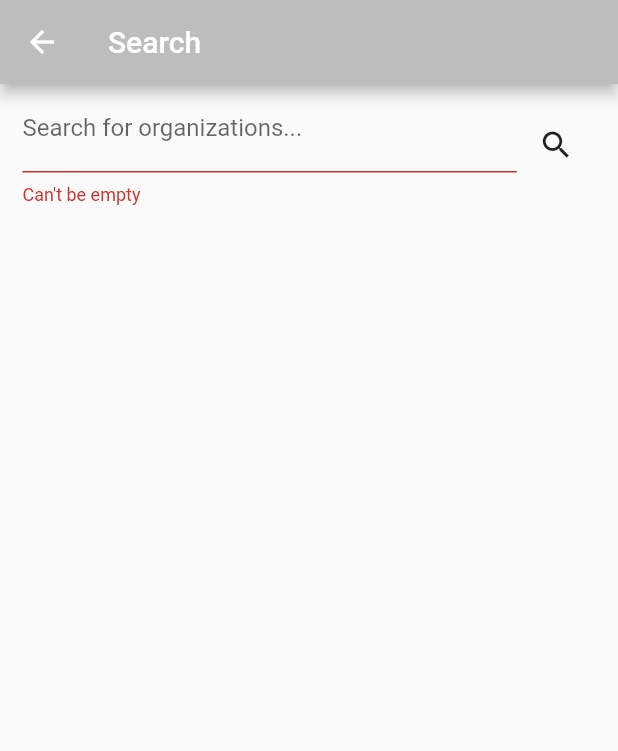
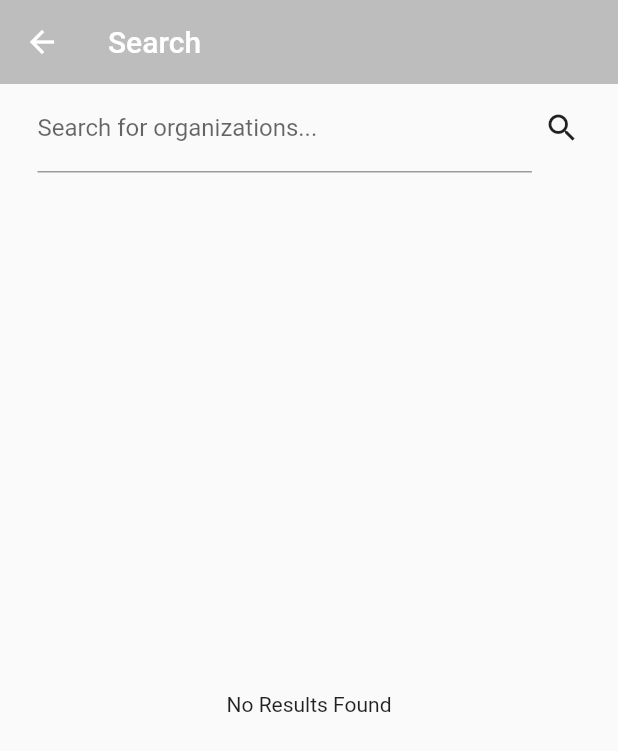
Before and after one commit to JZ-Jun/impact_chodi, a Flutter app: the ForYouScreen screen opened directly, after a tap on the "search" icon, on a phone screen of 412 x 824 dp. Shown: the top 751 px of the screen. Run offline on Flutter 3.47's test engine with Material 2 defaults, Android fonts, the light colour scheme and no system bars; our stand-ins replace cached_network_image, cloud_firestore, firebase_auth, firebase_core, firebase_storage, flutter_svg and 6 more; accounts and stored records are empty.

Commit message:
Search Function in For You

```diff
--- a/chodi_foryou_2022/chodi_login-format2022-main/chodi_login/lib/screens/foryou/for_you_screen.dart
+++ b/chodi_foryou_2022/chodi_login-format2022-main/chodi_login/lib/screens/foryou/for_you_screen.dart
@@ -193,7 +193,7 @@ class _ForYouScreenState extends State<ForYouScreen> {
                         height: 150,
                         child: ListView.builder(
                             itemBuilder: (context, index) {
-                              return buildItem(index, ngoList[index]);
+                              return buildItem(ngoList[index]);
                             },
                             itemCount: ngoList.length,
                             scrollDirection: Axis.horizontal),
@@ -232,7 +232,7 @@ class _ForYouScreenState extends State<ForYouScreen> {
                         height: 150,
                         child: ListView.builder(
                             itemBuilder: (context, index) {
-                              return buildItem(index, ngoList[index]);
+                              return buildItem(ngoList[index]);
                             },
                             itemCount: ngoList.length,
                             scrollDirection: Axis.horizontal),
@@ -262,7 +262,7 @@ class _ForYouScreenState extends State<ForYouScreen> {
         });
   }
 
-  buildItem(int index, NonProfitOrg ngo) {
+  buildItem(NonProfitOrg ngo) {
     return GestureDetector(
         onTap: () {
           Navigator.push(context, MaterialPageRoute(builder: (context) {
--- a/chodi_foryou_2022/chodi_login-format2022-main/chodi_login/lib/screens/foryou/search_page.dart
+++ b/chodi_foryou_2022/chodi_login-format2022-main/chodi_login/lib/screens/foryou/search_page.dart
@@ -2,10 +2,9 @@ import 'dart:developer';
 
 import 'package:cached_network_image/cached_network_image.dart';
 import 'package:flutter/material.dart';
-import 'package:firestore_search/firestore_search.dart';
-
 import 'package:flutter_chodi_app/models/nonprofit_organization.dart';
 import 'package:flutter_chodi_app/screens/foryou/detail_page.dart';
+import 'package:fluttertoast/fluttertoast.dart';
 
 class search_page extends StatefulWidget {
   List<NonProfitOrg> ngoList = [];
@@ -20,16 +19,9 @@ class search_page extends StatefulWidget {
 // ignore: camel_case_types
 class search_page_state extends State<search_page> {
   final _searchController = TextEditingController();
+  final scrollController = ScrollController();
+
   List<NonProfitOrg> searchList = []; //include only search results
-
-  String? get _errorText {
-    final text = _searchController.value.text;
-
-    if (text.isEmpty) {
-      return 'Can\'t be empty';
-    }
-    return null;
-  }
 
   @override
   void initState() {
@@ -38,73 +30,20 @@ class search_page_state extends State<search_page> {
 
   @override
   Widget build(BuildContext context) {
-    /*
-    return FirestoreSearchScaffold(
-      firestoreCollectionName: 'Nonprofits',
-      searchBy: 'Name',
-      scaffoldBody: const Center(child: Text("No results")),
-      dataListFromSnapshot: NonProfitOrg().dataListFromSnapshot,
-      builder: (context, snapshot) {
-        if (snapshot.hasData) {
-          final List<NonProfitOrg>? dataList = snapshot.data;
-          if (dataList!.isEmpty) {
-            return const Center(
-              child: Text('No Results Returned'),
-            );
-          }
-          return ListView.builder(
-              itemCount: dataList.length,
-              itemBuilder: (context, index) {
-                final NonProfitOrg data = dataList[index];
-
-                return Column(
-                  mainAxisSize: MainAxisSize.min,
-                  mainAxisAlignment: MainAxisAlignment.center,
-                  crossAxisAlignment: CrossAxisAlignment.start,
-                  children: [
-                    Padding(
-                      padding: const EdgeInsets.all(8.0),
-                      child: Text(
-                        data.name!,
-                        style: Theme.of(context).textTheme.headline6,
-                      ),
-                    ),
-                    Padding(
-                      padding: const EdgeInsets.only(
-                          bottom: 8.0, left: 8.0, right: 8.0),
-                      child: Text('add data',
-                          style: Theme.of(context).textTheme.bodyText1),
-                    )
-                  ],
-                );
-              });
-        }
-
-        if (snapshot.connectionState == ConnectionState.done) {
-          if (!snapshot.hasData) {
-            return const Center(
-              child: Text('No Results Returned'),
-            );
-          }
-        }
-        return const Center(
-          child: CircularProgressIndicator(),
-        );
-      },
-    );
-    */
-
     return ValueListenableBuilder(
         valueListenable: _searchController,
         builder: (context, TextEditingValue value, __) {
           return Scaffold(
               appBar: AppBar(
                 title: const Text('Search'),
+                elevation: 0,
                 backgroundColor: Colors.grey.shade400,
               ),
-            body: Container(
+              body: Column(
+                children: <Widget>[
+                  Container(
                     padding: const EdgeInsets.only(
-                  left: 15.0, right: 15.0, top: 0, bottom: 15),
+                        left: 25.0, right: 25.0, top: 0, bottom: 0),
                     child: Column(
                       children: [
                         Row(
@@ -113,9 +52,9 @@ class search_page_state extends State<search_page> {
                               width: MediaQuery.of(context).size.width * 0.8,
                               child: TextField(
                                 controller: _searchController,
-                          decoration: InputDecoration(
+                                decoration: const InputDecoration(
                                   labelText: 'Search for organizations...',
-                              errorText: _errorText),
+                                ),
                               ),
                             ),
                             Expanded(
@@ -124,33 +63,57 @@ class search_page_state extends State<search_page> {
                                     child: IconButton(
                                         icon: const Icon(Icons.search),
                                         onPressed: () {
+                                          searchList.clear();
                                           //reset searchList
-                                  searchList = [];
-
+                                          if (_searchController.text.isEmpty) {
+                                            _showToast('Can\'t be empty');
+                                          } else {
                                             for (var i in widget.ngoList) {
-                                    if (i.name!.toLowerCase().contains(
-                                        _searchController.text.toLowerCase())) {
+                                              if (i.name!
+                                                  .toLowerCase()
+                                                  .contains(_searchController
+                                                      .text
+                                                      .toLowerCase())) {
                                                 searchList.add(i);
-
-                                      log(i.name!);
                                               }
                                             }
-                                },
-                              ))),
+                                          }
+                                        }))),
                           ],
                         ),
                       ],
                     ),
                   ),
-          );
+                  Flexible(
+                      child: searchList.isNotEmpty
+                          ? Container(
+                              padding: const EdgeInsets.all(15),
+                              child: GridView.builder(
+                                  gridDelegate:
+                                      const SliverGridDelegateWithFixedCrossAxisCount(
+                                          crossAxisCount: 2,
+                                          mainAxisSpacing: 10.0,
+                                          crossAxisSpacing: 10.0,
+                                          childAspectRatio: 1.0),
+                                  shrinkWrap: true,
+                                  itemBuilder: (context, index) {
+                                    return buildItem(index);
+                                  },
+                                  itemCount: searchList.length),
+                            )
+                          : const Center(child: Text('No Results Found'))),
+                ],
+              ));
         });
   }
 
-  buildItem(NonProfitOrg ngo) {
+  buildItem(int index) {
     return GestureDetector(
         onTap: () {
           Navigator.push(context, MaterialPageRoute(builder: (context) {
-            return Detail_Page(ngoInfo: ngo);
+            return Detail_Page(
+              ngoInfo: searchList[index],
+            );
           }));
         },
         child: Container(
@@ -167,13 +130,12 @@ class search_page_state extends State<search_page> {
                     spreadRadius: 1.0)
               ]),
           child: Column(
-            crossAxisAlignment: CrossAxisAlignment.start,
+            crossAxisAlignment: CrossAxisAlignment.center,
             children: [
               SizedBox(
-                width: 120,
-                height: 110,
+                height: 140,
                 child: CachedNetworkImage(
-                  imageUrl: ngo.imageURL!, //testing image
+                  imageUrl: searchList[index].imageURL!, //testing image
                   placeholder: (context, url) =>
                       const CircularProgressIndicator(),
                   errorWidget: (context, url, error) => const Icon(Icons.error),
@@ -181,15 +143,26 @@ class search_page_state extends State<search_page> {
               ),
               Expanded(
                   child: Container(
-                width: 120,
-                alignment: Alignment.centerLeft,
+                alignment: Alignment.center,
                 color: Colors.grey.shade200,
                 padding: const EdgeInsets.only(left: 5),
-                child: Text(ngo.name!, style: const TextStyle(fontSize: 10)),
+                child: Text(searchList[index].name!,
+                    style: const TextStyle(fontSize: 10)),
               ))
             ],
           ),
         ));
+  }
+
+  _showToast(String msg) {
+    Fluttertoast.showToast(
+        msg: msg,
+        toastLength: Toast.LENGTH_SHORT,
+        gravity: ToastGravity.BOTTOM,
+        timeInSecForIosWeb: 1,
+        backgroundColor: const Color(0xFF76D6E1),
+        textColor: Colors.white,
+        fontSize: 16.0);
   }
 
   @override
--- a/chodi_foryou_2022/chodi_login-format2022-main/chodi_login/pubspec.yaml
+++ b/chodi_foryou_2022/chodi_login-format2022-main/chodi_login/pubspec.yaml
@@ -43,7 +43,6 @@ dependencies:
   firebase_core: ^1.13.1
   firebase_auth: ^3.3.9
   firebase_storage: ^10.2.9
-  firestore_search: ^0.1.9
   cloud_firestore: ^3.1.10
   google_sign_in: ^5.2.4
   intl: ^0.17.0
```
Also changed, not shown: chodi_foryou_2022/chodi_login-format2022-main/chodi_login/pubspec.lock. Lines whose indentation alone changed are shown as unchanged.
